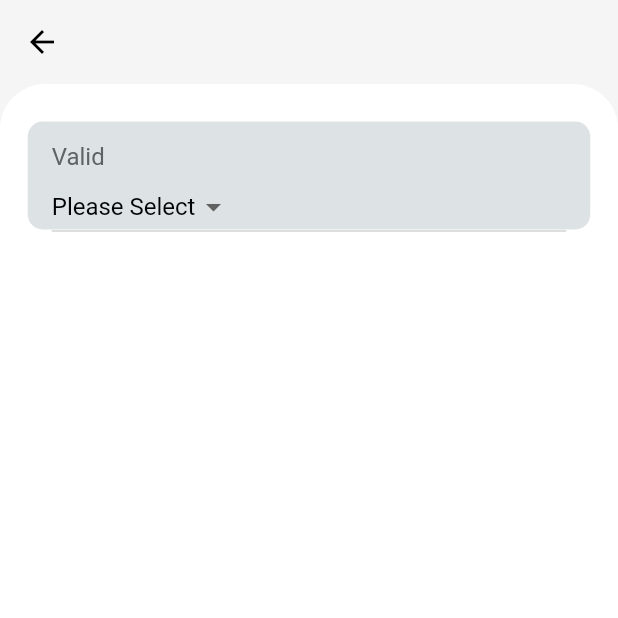
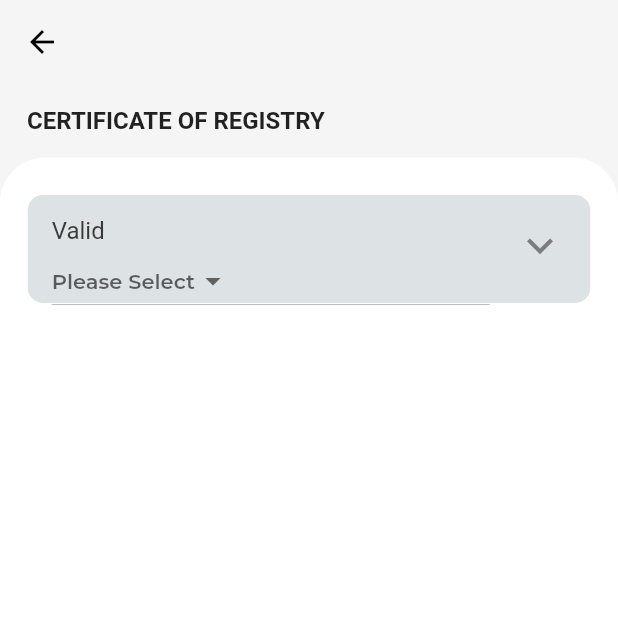
Before and after one commit to Vaishnav7486/CyberSmart, a Flutter app: the CertificateofRegistryForm screen opened directly, on a phone screen of 412 x 824 dp, the top half of it. Run offline on Flutter 3.47's test engine with Material 2 defaults, Android fonts, the phone set to English and light mode, and no system bars; our stand-ins replace google_fonts.

Commit message:
first commit

```diff
--- a/lib/CertificateofRegistry/CertificateofRegistry.dart
+++ b/lib/CertificateofRegistry/CertificateofRegistry.dart
@@ -25,7 +25,18 @@ class _CertificateofRegistryFormState extends State<CertificateofRegistryForm> {
             icon: Icon(Icons.arrow_back, color: CS_TextleColor)),
         elevation: 0,
       ),
-      body: Container(
+      body: SingleChildScrollView(
+        child: Column(
+          crossAxisAlignment: CrossAxisAlignment.start,
+          children: [
+            Padding(
+              padding: const EdgeInsets.only(left: 18, top: 15, bottom: 15),
+              child: Text(
+                "CERTIFICATE OF REGISTRY",
+                style: TextStyle(fontSize: 16, fontWeight: FontWeight.w600),
+              ),
+            ),
+            Container(
               height: MediaQuery.of(context).size.height,
               width: MediaQuery.of(context).size.width,
               decoration: BoxDecoration(
@@ -36,11 +47,15 @@ class _CertificateofRegistryFormState extends State<CertificateofRegistryForm> {
                 color: CS_BodyContainerColor,
               ),
               child: Column(
+                crossAxisAlignment: CrossAxisAlignment.start,
                 children: [
                   SizedBox(
                     height: 25,
                   ),
-            DropDown()
+                  DropDown(),
+                ],
+              ),
+            ),
           ],
         ),
       ),
--- a/lib/CertificateofRegistry/DropDownButton/DropDown.dart
+++ b/lib/CertificateofRegistry/DropDownButton/DropDown.dart
@@ -1,4 +1,6 @@
 import 'package:flutter/material.dart';
+
+import '../../Const/Colors.dart';
 
 class DropDown extends StatefulWidget {
   DropDown({
@@ -11,14 +13,18 @@ class DropDown extends StatefulWidget {
 
 class _DropDownState extends State<DropDown> {
   String? _chosenValue;
-  String? value1;
+
   @override
   Widget build(BuildContext context) {
     return Center(
         child: Container(
       decoration: BoxDecoration(
         borderRadius: BorderRadius.circular(10),
-        color: (_chosenValue == "NO") ? Color(0XFFFCF3F2) : Color(0xffDDE2E5),
+        color: (_chosenValue == null)
+            ? Color(0xffDDE2E5)
+            : (_chosenValue == 'NO')
+                ? Color(0xffFCF3F2)
+                : Color(0xffF0F9F6),
       ),
       height: 72,
       width: 375,
@@ -27,22 +33,19 @@ class _DropDownState extends State<DropDown> {
           padding: const EdgeInsets.only(top: 10),
           child: Text(
             "Valid",
-            maxLines: 2,
-            overflow: TextOverflow.ellipsis,
             style: TextStyle(
-                color: (_chosenValue == "NO")
-                    ? Color.fromARGB(255, 255, 26, 1)
-                    : Color(0xff5E6366),
+                color: (_chosenValue == null)
+                    ? Color.fromARGB(255, 56, 56, 56)
+                    : (_chosenValue == 'NO')
+                        ? Color.fromARGB(255, 240, 24, 0)
+                        : Color.fromARGB(255, 3, 180, 77),
                 fontSize: 16,
                 fontWeight: FontWeight.w400),
           ),
         ),
         subtitle: DropdownButton<String>(
           value: _chosenValue,
-
-          //elevation: 5,
           style: TextStyle(color: Color(0xff5E6366)),
-
           items: <String>[
             'Please Select',
             'YES',
@@ -55,18 +58,17 @@ class _DropDownState extends State<DropDown> {
           }).toList(),
           hint: Text(
             "Please Select",
-            style: TextStyle(
-                color: Color.fromARGB(255, 0, 2, 3),
-                fontSize: 16,
-                fontWeight: FontWeight.w400),
+            style: CS_Font,
           ),
           onChanged: (String? value) {
             setState(() {
               _chosenValue = value!;
-
-              print(_chosenValue);
             });
           },
+        ),
+        trailing: Icon(
+          Icons.expand_more,
+          size: 35,
         ),
       ),
     ));
--- a/lib/Const/Colors.dart
+++ b/lib/Const/Colors.dart
@@ -1,7 +1,12 @@
 import 'package:flutter/material.dart';
+import 'package:google_fonts/google_fonts.dart';
 
 var CS_BackgroundColor = Color(0xffF5F5F5);
 var CS_RectangleColor = Color(0xff465245);
 var CS_TextleColor = Color(0xff000000);
 var CS_TabColor = Color(0xff279B1D);
 var CS_BodyContainerColor = Color(0xffFFFFFF);
+
+// Font
+
+var CS_Font = GoogleFonts.montserrat(fontSize: 14, fontWeight: FontWeight.w600);
```
Also changed, not shown: lib/HomePage/Section_1_DetailTab/Section_1_DetailTab.dart (+15 -22 lines). Lines whose indentation alone changed are shown as unchanged.
